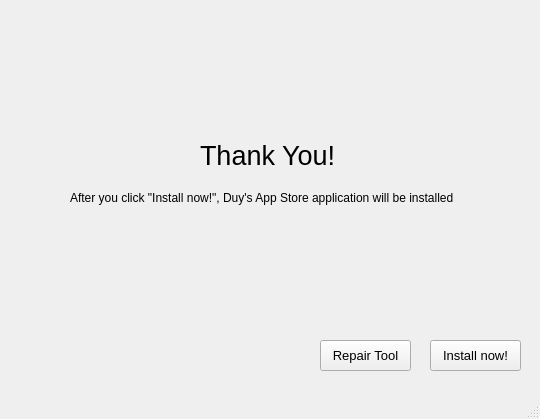
Old version of the form PTI/SPCK/GUI/Setup3.ui in the repository GreenSystemDuy08/TL-C4K-PTI01.
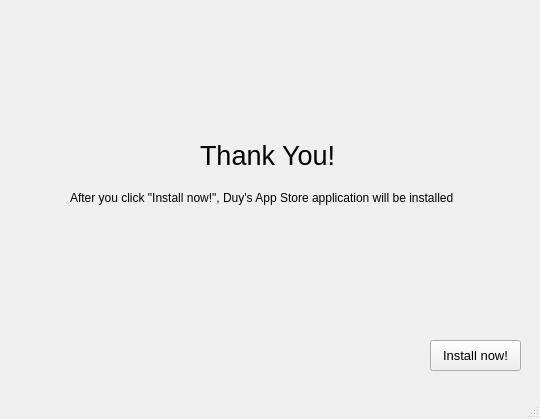
New version of the form. Icons and pictures are not drawn.

The edit to the form file:
```diff
--- a/PTI/SPCK/GUI/Setup3.ui
+++ b/PTI/SPCK/GUI/Setup3.ui
@@ -91,24 +91,6 @@
      <string>After you click &quot;Install now!&quot;, Duy's App Store application will be installed</string>
     </property>
    </widget>
-   <widget class="QPushButton" name="bt_repair">
-    <property name="geometry">
-     <rect>
-      <x>320</x>
-      <y>340</y>
-      <width>91</width>
-      <height>31</height>
-     </rect>
-    </property>
-    <property name="font">
-     <font>
-      <pointsize>10</pointsize>
-     </font>
-    </property>
-    <property name="text">
-     <string>Repair Tool</string>
-    </property>
-   </widget>
   </widget>
   <widget class="QMenuBar" name="menubar">
    <property name="geometry">
```
